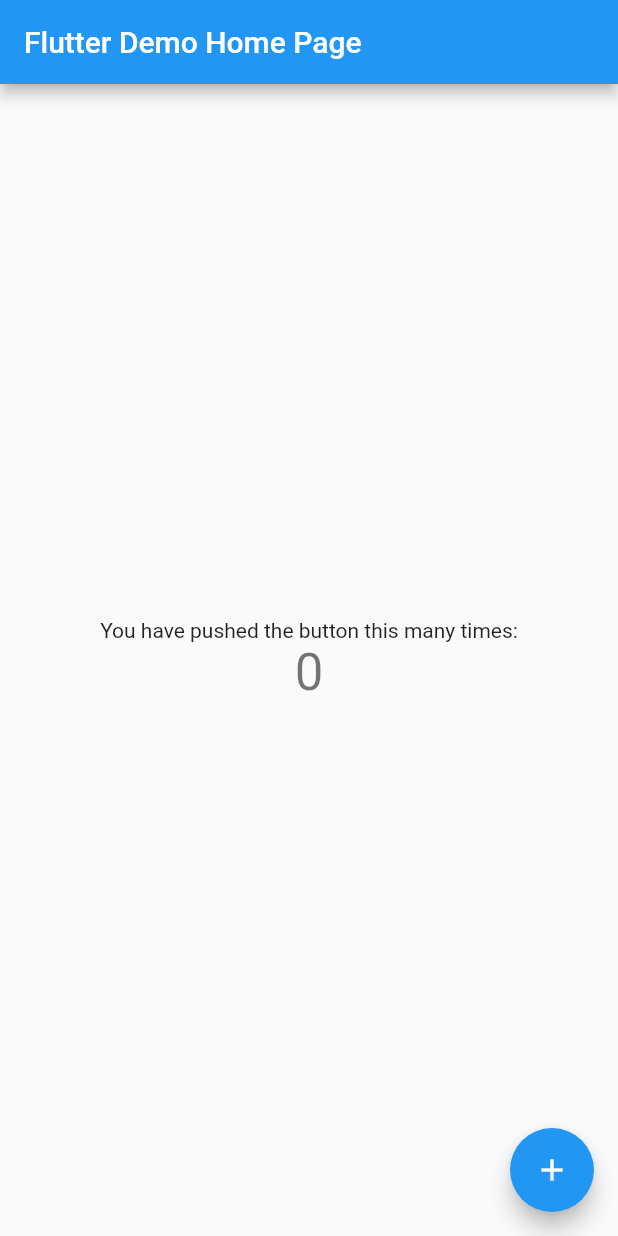
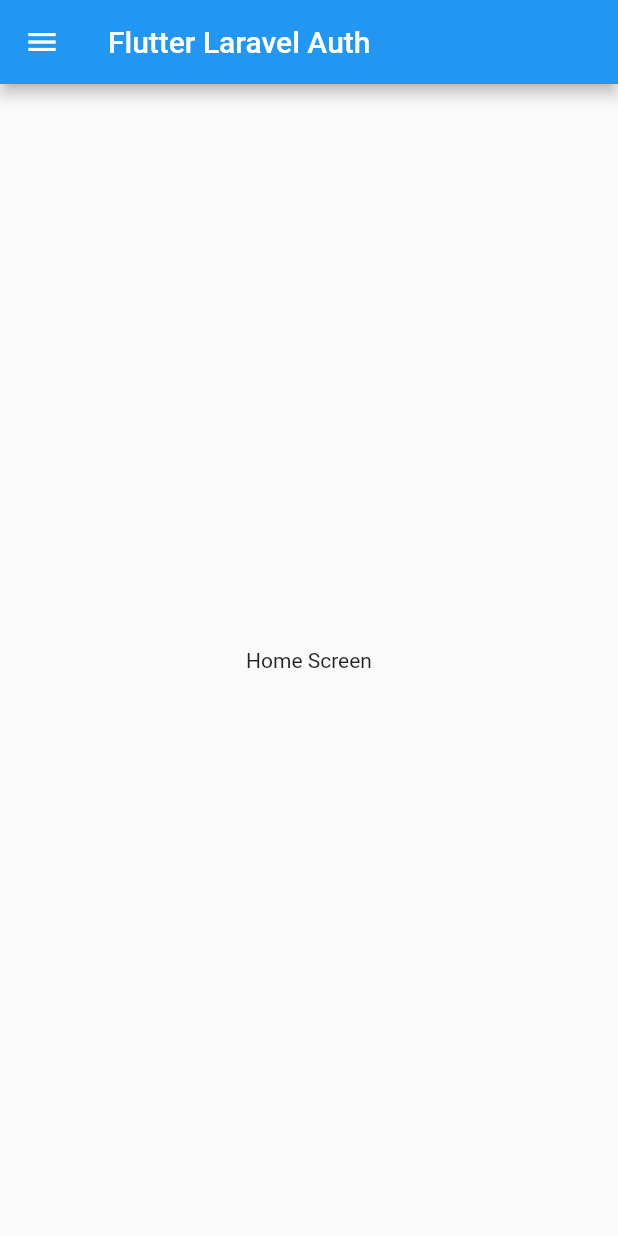
Before and after one commit to Skullnietz/-2021dsm51_equipo02, a Flutter app: the screen it shows after launch, on a phone screen of 412 x 824 dp. Run offline on Flutter 3.47's test engine with Material 2 defaults, Android fonts, the light colour scheme and no system bars.

Commit message:
01 Introduccion

```diff
--- a/lib/main.dart
+++ b/lib/main.dart
@@ -1,4 +1,5 @@
 import 'package:flutter/material.dart';
+import 'package:flutter_authentication_with_laravel_sanctum/screens/home_screen.dart';
 
 void main() {
   runApp(MyApp());
@@ -10,108 +11,7 @@
   Widget build(BuildContext context) {
     return MaterialApp(
       title: 'Flutter Demo',
-      theme: ThemeData(
-        // This is the theme of your application.
-        //
-        // Try running your application with "flutter run". You'll see the
-        // application has a blue toolbar. Then, without quitting the app, try
-        // changing the primarySwatch below to Colors.green and then invoke
-        // "hot reload" (press "r" in the console where you ran "flutter run",
-        // or simply save your changes to "hot reload" in a Flutter IDE).
-        // Notice that the counter didn't reset back to zero; the application
-        // is not restarted.
-        primarySwatch: Colors.blue,
-        // This makes the visual density adapt to the platform that you run
-        // the app on. For desktop platforms, the controls will be smaller and
-        // closer together (more dense) than on mobile platforms.
-        visualDensity: VisualDensity.adaptivePlatformDensity,
-      ),
-      home: MyHomePage(title: 'Flutter Demo Home Page'),
+      home: HomeScreen(),
     );
   }
 }
-
-class MyHomePage extends StatefulWidget {
-  MyHomePage({Key key, this.title}) : super(key: key);
-
-  // This widget is the home page of your application. It is stateful, meaning
-  // that it has a State object (defined below) that contains fields that affect
-  // how it looks.
-
-  // This class is the configuration for the state. It holds the values (in this
-  // case the title) provided by the parent (in this case the App widget) and
-  // used by the build method of the State. Fields in a Widget subclass are
-  // always marked "final".
-
-  final String title;
-
-  @override
-  _MyHomePageState createState() => _MyHomePageState();
-}
-
-class _MyHomePageState extends State<MyHomePage> {
-  int _counter = 0;
-
-  void _incrementCounter() {
-    setState(() {
-      // This call to setState tells the Flutter framework that something has
-      // changed in this State, which causes it to rerun the build method below
-      // so that the display can reflect the updated values. If we changed
-      // _counter without calling setState(), then the build method would not be
-      // called again, and so nothing would appear to happen.
-      _counter++;
-    });
-  }
-
-  @override
-  Widget build(BuildContext context) {
-    // This method is rerun every time setState is called, for instance as done
-    // by the _incrementCounter method above.
-    //
-    // The Flutter framework has been optimized to make rerunning build methods
-    // fast, so that you can just rebuild anything that needs updating rather
-    // than having to individually change instances of widgets.
-    return Scaffold(
-      appBar: AppBar(
-        // Here we take the value from the MyHomePage object that was created by
-        // the App.build method, and use it to set our appbar title.
-        title: Text(widget.title),
-      ),
-      body: Center(
-        // Center is a layout widget. It takes a single child and positions it
-        // in the middle of the parent.
-        child: Column(
-          // Column is also a layout widget. It takes a list of children and
-          // arranges them vertically. By default, it sizes itself to fit its
-          // children horizontally, and tries to be as tall as its parent.
-          //
-          // Invoke "debug painting" (press "p" in the console, choose the
-          // "Toggle Debug Paint" action from the Flutter Inspector in Android
-          // Studio, or the "Toggle Debug Paint" command in Visual Studio Code)
-          // to see the wireframe for each widget.
-          //
-          // Column has various properties to control how it sizes itself and
-          // how it positions its children. Here we use mainAxisAlignment to
-          // center the children vertically; the main axis here is the vertical
-          // axis because Columns are vertical (the cross axis would be
-          // horizontal).
-          mainAxisAlignment: MainAxisAlignment.center,
-          children: <Widget>[
-            Text(
-              'You have pushed the button this many times:',
-            ),
-            Text(
-              '$_counter',
-              style: Theme.of(context).textTheme.headline4,
-            ),
-          ],
-        ),
-      ),
-      floatingActionButton: FloatingActionButton(
-        onPressed: _incrementCounter,
-        tooltip: 'Increment',
-        child: Icon(Icons.add),
-      ), // This trailing comma makes auto-formatting nicer for build methods.
-    );
-  }
-}
--- /dev/null
+++ b/lib/screens/home_screen.dart
@@ -0,0 +1,27 @@
+import 'package:flutter/material.dart';
+class HomeScreen extends StatefulWidget {
+  @override
+  _HomeScreenState createState() => _HomeScreenState();
+}
+
+class _HomeScreenState extends State<HomeScreen> {
+  @override
+  Widget build(BuildContext context) {
+    return Scaffold(
+      appBar: AppBar(
+        title: Text('Flutter Laravel Auth'),
+      ),
+      body:Center(child: Text('Home Screen'),),
+      drawer: Drawer(
+        child: ListView(
+          children: [
+            ListTile(
+              title: Text('Login'),
+              leading: Icon(Icons.login),
+            )
+          ],
+        ),
+      ),
+    );
+  }
+}
```
Also changed, not shown: 1 other file.
